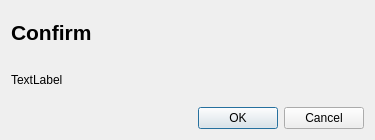
Before: the Qt Designer form Graffik/gui/core/Dialogs/confirmdialog.ui in DynamicPerception/Graffik_Legacy, drawn with Qt 5.
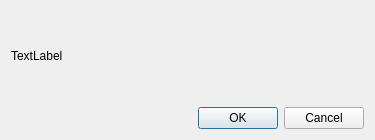
After: the same form once the commit is applied.

Commit message: * Added ability to delete the motion for specific axis tracks (X button in track gutter)

Diff of the .ui file:
```diff
--- a/Graffik/gui/core/Dialogs/confirmdialog.ui
+++ b/Graffik/gui/core/Dialogs/confirmdialog.ui
@@ -23,20 +23,6 @@
    <string notr="true"/>
   </property>
   <layout class="QVBoxLayout" name="verticalLayout">
-   <item>
-    <widget class="QLabel" name="headingLabel">
-     <property name="font">
-      <font>
-       <pointsize>16</pointsize>
-       <weight>75</weight>
-       <bold>true</bold>
-      </font>
-     </property>
-     <property name="text">
-      <string>Confirm</string>
-     </property>
-    </widget>
-   </item>
    <item>
     <widget class="QLabel" name="contentLabel">
      <property name="text">
```
The commit also changes 7 other files.
